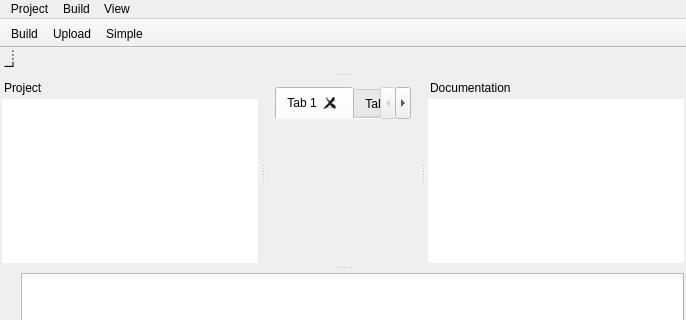
Before: the Qt Designer form projectwindow.ui in StrideLang/Stride, drawn with Qt 5; both pictures show x 0 to 686 and y 0 to 320 of the 686 by 489 pixel window.
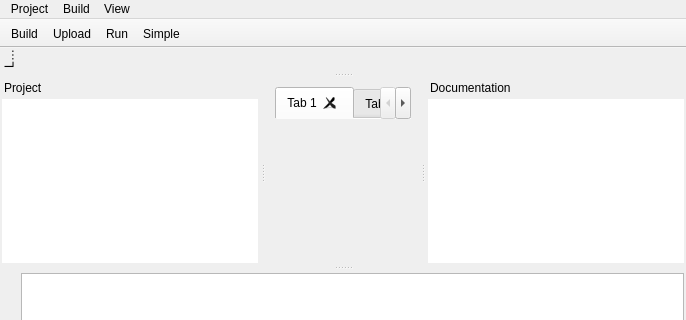
After: the same form once the commit is applied.

The edit to the form file:
```diff
--- a/projectwindow.ui
+++ b/projectwindow.ui
@@ -265,6 +265,7 @@
    </attribute>
    <addaction name="actionBuild"/>
    <addaction name="actionUpload"/>
+   <addaction name="actionRun"/>
    <addaction name="actionSimple"/>
   </widget>
   <widget class="QMenuBar" name="menuBar">
@@ -344,6 +345,14 @@
     <string>Refresh targets/devices</string>
    </property>
   </action>
+  <action name="actionRun">
+   <property name="checkable">
+    <bool>true</bool>
+   </property>
+   <property name="text">
+    <string>Run</string>
+   </property>
+  </action>
  </widget>
  <resources/>
  <connections/>
```
